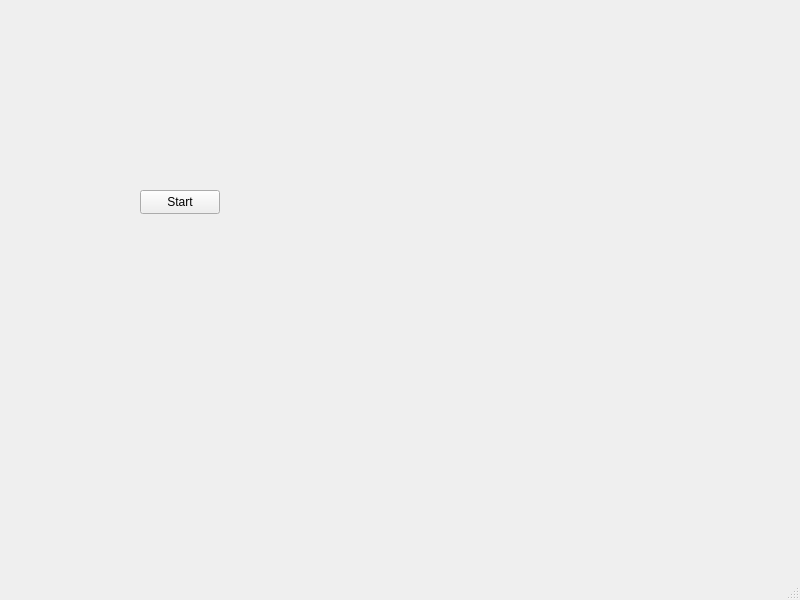
The window that serverwindow.ui (iceShaver/WUT_RemoteBoombox) describes before a commit, drawn with Qt 5.
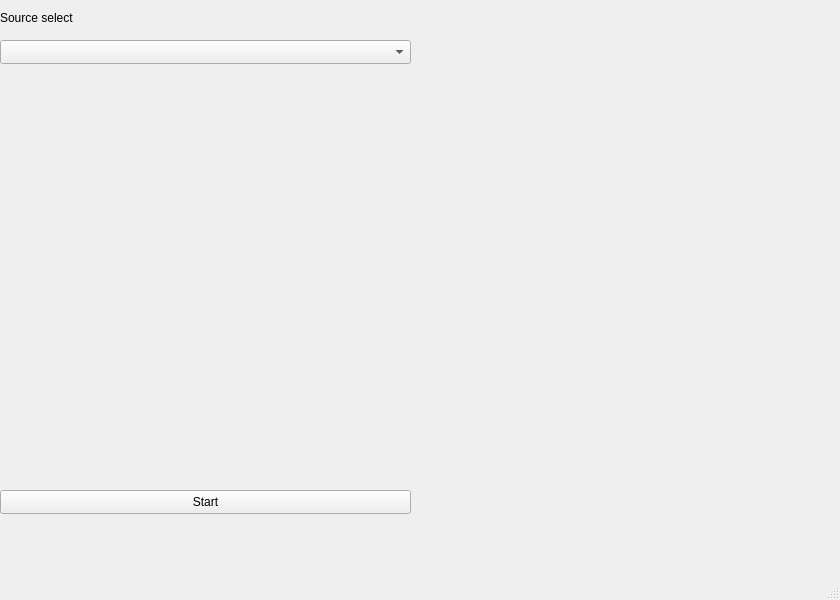
The same window after the commit. Custom widgets are drawn as their Qt base class.

Commit message: added FFT and spectogram plot

```diff
--- a/serverwindow.ui
+++ b/serverwindow.ui
@@ -6,7 +6,7 @@
    <rect>
     <x>0</x>
     <y>0</y>
-    <width>800</width>
+    <width>840</width>
     <height>600</height>
    </rect>
   </property>
@@ -17,9 +17,9 @@
    <widget class="QPushButton" name="startStopBtn">
     <property name="geometry">
      <rect>
-      <x>140</x>
-      <y>190</y>
-      <width>80</width>
+      <x>0</x>
+      <y>490</y>
+      <width>411</width>
       <height>24</height>
      </rect>
     </property>
@@ -27,6 +27,51 @@
      <string>Start</string>
     </property>
    </widget>
+   <widget class="QComboBox" name="audioDeviceComboBox">
+    <property name="geometry">
+     <rect>
+      <x>0</x>
+      <y>40</y>
+      <width>411</width>
+      <height>24</height>
+     </rect>
+    </property>
+    <property name="sizePolicy">
+     <sizepolicy hsizetype="Maximum" vsizetype="Fixed">
+      <horstretch>0</horstretch>
+      <verstretch>0</verstretch>
+     </sizepolicy>
+    </property>
+   </widget>
+   <widget class="QLabel" name="label">
+    <property name="geometry">
+     <rect>
+      <x>0</x>
+      <y>10</y>
+      <width>81</width>
+      <height>16</height>
+     </rect>
+    </property>
+    <property name="text">
+     <string>Source select</string>
+    </property>
+   </widget>
+   <widget class="QCustomPlot" name="widget" native="true">
+    <property name="geometry">
+     <rect>
+      <x>110</x>
+      <y>120</y>
+      <width>631</width>
+      <height>361</height>
+     </rect>
+    </property>
+    <property name="maximumSize">
+     <size>
+      <width>631</width>
+      <height>361</height>
+     </size>
+    </property>
+   </widget>
   </widget>
   <widget class="QMenuBar" name="menubar">
    <property name="geometry">
@@ -40,6 +85,14 @@
   </widget>
   <widget class="QStatusBar" name="statusbar"/>
  </widget>
+ <customwidgets>
+  <customwidget>
+   <class>QCustomPlot</class>
+   <extends>QWidget</extends>
+   <header>qcustomplot.h</header>
+   <container>1</container>
+  </customwidget>
+ </customwidgets>
  <resources/>
  <connections/>
 </ui>
```
Left out of the diff: 2 changed lines with no effect on the pictures. The commit also changes 42 other files.
